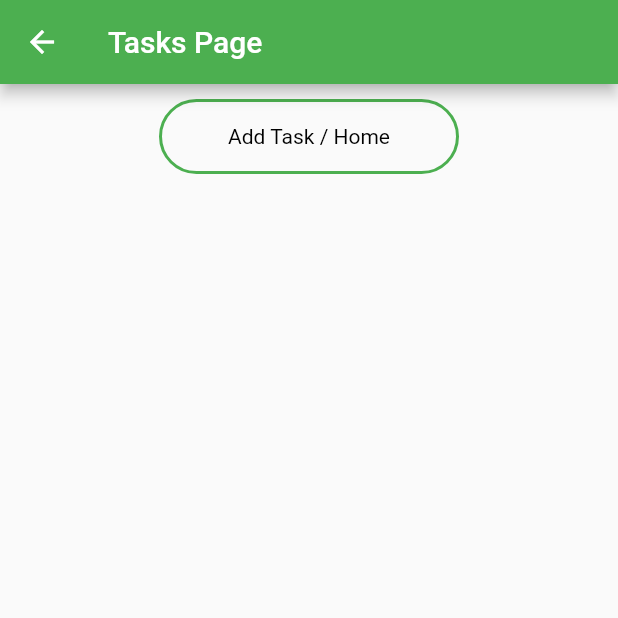
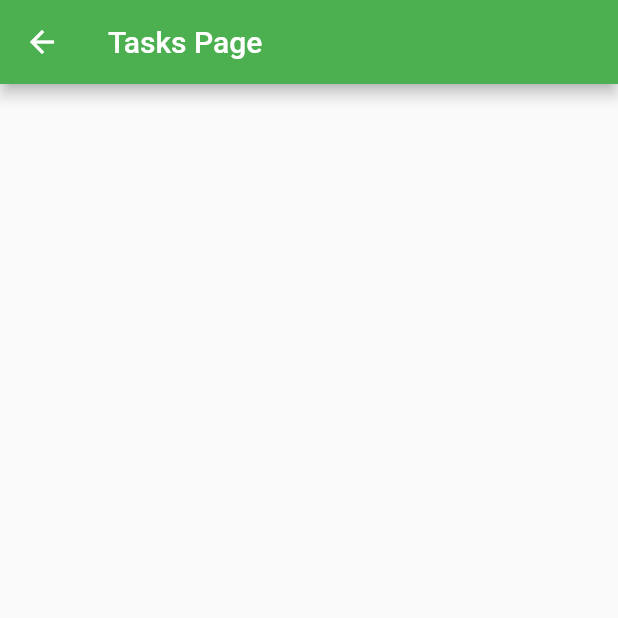
Before and after one commit to ScottJohnson02/flutter-todo-list, a Flutter app: the Tasks screen opened by its route, on a phone screen of 412 x 824 dp, the top half of it. Run offline on Flutter 3.47's test engine with Material 2 defaults, Android fonts, the phone set to English and light mode, and no system bars; our stand-ins replace cloud_firestore, date_field, firebase_auth, firebase_core, modal_progress_hud; accounts and stored records are empty.

Commit message:
fix button error

```diff
--- a/lib/tasks.dart
+++ b/lib/tasks.dart
@@ -56,22 +56,7 @@ class _TasksState extends State<Tasks> {
               height: 25000,
               child: Column(
                 children: [
-                  GestureDetector(
-                      onTap: () {
-                        Navigator.pushNamed(context, 'home');
-                      },
-                      child: Container(
-                          margin: EdgeInsets.all(10),
-                          padding: EdgeInsets.all(5),
-                          decoration: BoxDecoration(
-                              border: Border.all(width: 2, color: Colors.green),
-                              borderRadius:
-                                  BorderRadius.all(Radius.circular(32.0))),
-                          alignment: Alignment.center,
-                          width: 200,
-                          height: 50,
-                          child: Text('Add Task / Home',
-                              style: TextStyle(color: Colors.black)))),
+
                   _showDrivers()
                 ],
               )),
```
